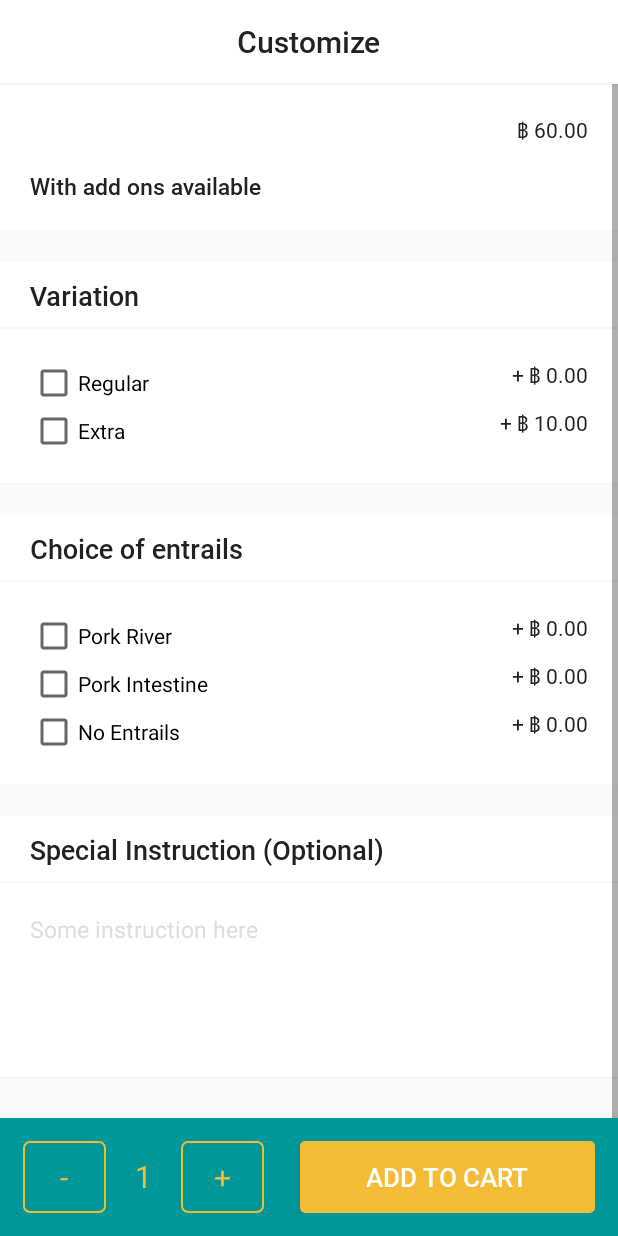
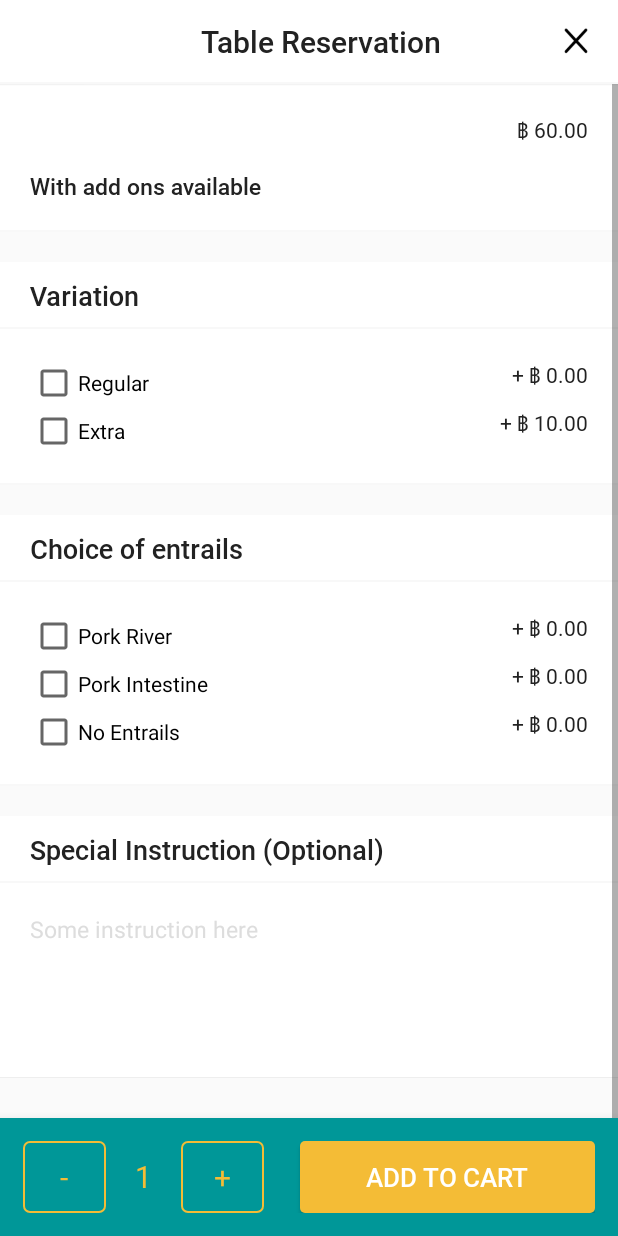
Before and after one commit to gapgag55/Restaury-wireless-subject, an Android app: the CustomizeActivity screen opened directly, with no data from a screen before it, on a phone screen of 412 x 824 dp. Run offline under Robolectric (Android 15) with nearby library versions, the phone set to English and light mode, and no system bars; 1 statement that could not run was skipped.

Commit message:
Edit some conflict

```diff
--- a/app/src/main/java/com/mang/restaury/Adapter/MenuAdapter.java
+++ b/app/src/main/java/com/mang/restaury/Adapter/MenuAdapter.java
@@ -1,5 +1,6 @@
 package com.mang.restaury.Adapter;
 
+import android.app.Activity;
 import android.content.Context;
 import android.content.Intent;
 import android.support.annotation.NonNull;
@@ -24,10 +25,12 @@ import java.util.List;
 public class MenuAdapter extends RecyclerView.Adapter<MenuAdapter.ViewHolder>  {
     private Context mContext;
     private List<Menu> mData;
+    private Activity getActivity;
 
-    public MenuAdapter(Context mContext, List<Menu> mData) {
+    public MenuAdapter(Context mContext, List<Menu> mData, Activity getActivity) {
         this.mContext = mContext;
         this.mData = mData;
+        this.getActivity = getActivity;
     }
 
     @NonNull
@@ -55,6 +58,7 @@ public class MenuAdapter extends RecyclerView.Adapter<MenuAdapter.ViewHolder>  {
                 intent.putExtra("price", menu.getPrice());
 
                 mContext.startActivity(intent);
+                getActivity.overridePendingTransition(R.anim.slide_in_up, R.anim.stay);
             }
         });
     }
--- a/app/src/main/java/com/mang/restaury/Fragments/MenusFragment.java
+++ b/app/src/main/java/com/mang/restaury/Fragments/MenusFragment.java
@@ -76,7 +76,7 @@ public class MenusFragment extends Fragment {
                 }
 
                 RecyclerView recycleView = (RecyclerView) view.findViewById(R.id.menu_cycle);
-                MenuAdapter myAdapter = new MenuAdapter(view.getContext(), menus);
+                MenuAdapter myAdapter = new MenuAdapter(view.getContext(), menus, getActivity());
                 recycleView.setLayoutManager(new GridLayoutManager(view.getContext(), 1));
                 recycleView.setAdapter(myAdapter);
             }
--- a/app/src/main/res/layout/activity_customize.xml
+++ b/app/src/main/res/layout/activity_customize.xml
@@ -15,15 +15,32 @@
         android:textAlignment="center"
         android:elevation="1dp">
 
+        <RelativeLayout
+            android:layout_width="match_parent"
+            android:layout_height="wrap_content">
+
             <TextView
                 android:id="@+id/toolbar_title"
                 android:layout_width="wrap_content"
                 android:layout_height="wrap_content"
                 android:layout_gravity="center"
                 android:fontFamily="@font/roboto_medium"
-            android:text="Customize"
+                android:text="Table Reservation"
+                android:layout_centerHorizontal="true"
                 android:textColor="@color/colorFont"
                 android:textSize="20dp" />
+
+
+            <ImageButton
+                android:id="@+id/close_button"
+                android:layout_width="16dp"
+                android:layout_height="17dp"
+                android:background="@drawable/ic_close"
+                android:layout_centerVertical="true"
+                android:layout_alignParentEnd="true"
+                android:layout_marginRight="20dp"/>
+
+        </RelativeLayout>
 
     </android.support.v7.widget.Toolbar>
 
--- a/app/src/main/res/layout/activity_restaurant.xml
+++ b/app/src/main/res/layout/activity_restaurant.xml
@@ -91,7 +91,7 @@
             <com.mang.restaury.Utility.WrapHeightViewPager
                 android:id="@+id/container"
                 android:layout_width="match_parent"
-                android:layout_height="match_parent"
+                android:layout_height="wrap_content"
                 android:layout_below="@id/tabs" />
 
         </LinearLayout>
--- a/app/src/main/res/layout/fragment_reviews.xml
+++ b/app/src/main/res/layout/fragment_reviews.xml
@@ -18,8 +18,7 @@
                 android:layout_height="wrap_content"
                 android:orientation="vertical"
                 android:layout_below="@+id/cart_items"
-                android:background="@android:color/white"
-                android:layout_marginTop="20dp">
+                android:background="@android:color/white">
 
                 <TextView
                     android:layout_width="match_parent"
@@ -85,7 +84,6 @@
                             android:layout_alignParentEnd="true"/>
 
                     </RelativeLayout>
-
 
                 </RelativeLayout>
 
```
Also changed, not shown: app/src/main/java/com/mang/restaury/Activity/CustomizeActivity.java (+20 -0 lines). Lines whose indentation alone changed are shown as unchanged.
